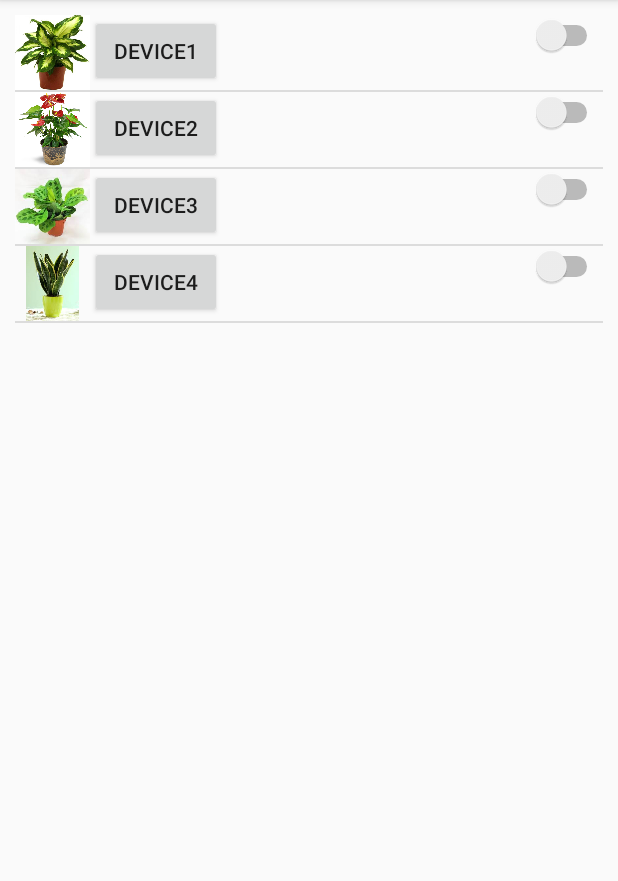
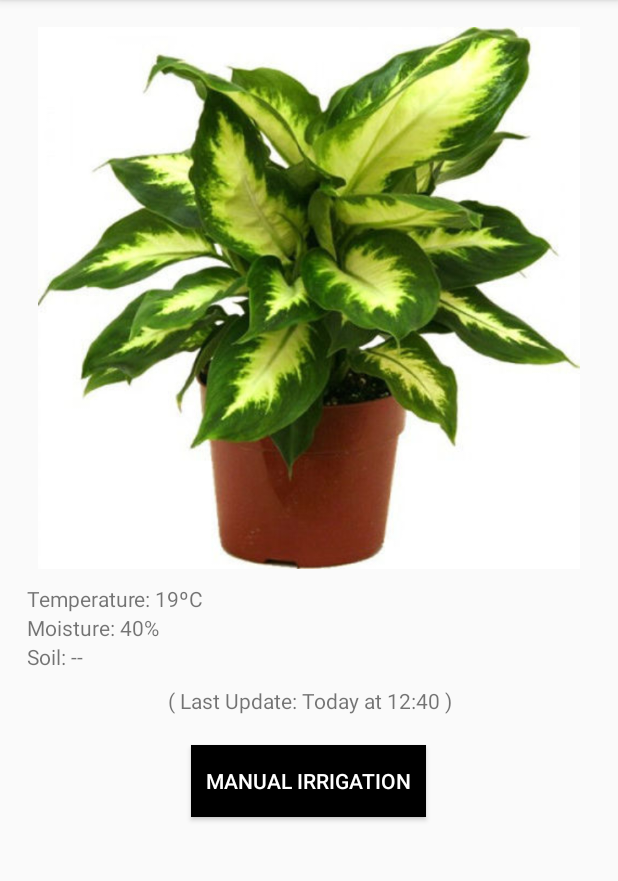
Before and after one commit to GarduinoTeam/Garduino, an Android app: the screen it shows after launch (MainActivity before the commit, DeviceProfile after it), on a phone screen of 412 x 824 dp, the part 84-965 px from its top. Run offline under Robolectric (Android 15) with nearby library versions, the light colour scheme and no system bars.

Commit message:
Implemented functionalities buttons and new screen

```diff
--- a/GarduinoAndroid/app/src/main/AndroidManifest.xml
+++ b/GarduinoAndroid/app/src/main/AndroidManifest.xml
@@ -9,13 +9,15 @@
         android:roundIcon="@mipmap/ic_launcher_round"
         android:supportsRtl="true"
         android:theme="@style/AppTheme">
-        <activity android:name=".MainActivity">
+        <activity android:name=".DeviceProfile">
             <intent-filter>
                 <action android:name="android.intent.action.MAIN" />
 
                 <category android:name="android.intent.category.LAUNCHER" />
             </intent-filter>
         </activity>
+        <activity android:name=".MainActivity"/>
+        <activity android:name=".ManualIrrigation"/>
     </application>
 
 </manifest>
--- /dev/null
+++ b/GarduinoAndroid/app/src/main/java/com/example/garduinoandroid/DeviceProfile.java
@@ -0,0 +1,27 @@
+package com.example.garduinoandroid;
+
+import android.content.Intent;
+import android.os.Bundle;
+import android.view.View;
+import android.widget.Button;
+
+import androidx.appcompat.app.AppCompatActivity;
+
+public class DeviceProfile extends AppCompatActivity implements View.OnClickListener
+{
+    private Button show_information;
+    @Override
+    protected void onCreate(Bundle savedInstanceState) {
+        super.onCreate(savedInstanceState);
+        setContentView(R.layout.device_profile);
+
+        show_information = (Button) findViewById(R.id.button1);
+        show_information.setOnClickListener(this);
+    }
+
+    @Override
+    public void onClick(View v) {
+        Intent intent = new Intent(this, ManualIrrigation.class);
+        startActivity(intent);
+    }
+}
--- a/GarduinoAndroid/app/src/main/java/com/example/garduinoandroid/MyListAdapter.java
+++ b/GarduinoAndroid/app/src/main/java/com/example/garduinoandroid/MyListAdapter.java
@@ -2,9 +2,11 @@ package com.example.garduinoandroid;
 
 import android.app.Activity;
 
+import android.content.Intent;
 import android.view.LayoutInflater;
 import android.view.View;
 import android.view.ViewGroup;
+import android.widget.AdapterView;
 import android.widget.ArrayAdapter;
 import android.widget.Button;
 import android.widget.ImageView;
@@ -25,15 +27,16 @@ public class MyListAdapter extends ArrayAdapter {
     }
 
     public View getView(int position, View view, ViewGroup parent) {
+
         LayoutInflater inflater = context.getLayoutInflater();
         View rowView = inflater.inflate(R.layout.deviceslist, null, true);
 
         Button titleText = (Button) rowView.findViewById(R.id.ButtonDevice);
         ImageView imageView = (ImageView) rowView.findViewById(R.id.ImagePlant);
 
-
         titleText.setText(maintitle[position]);
         imageView.setImageResource(imgid[position]);
+
         return rowView;
     }
 }
--- /dev/null
+++ b/GarduinoAndroid/app/src/main/res/layout/device_profile.xml
@@ -0,0 +1,51 @@
+<?xml version="1.0" encoding="utf-8"?>
+<LinearLayout xmlns:android="http://schemas.android.com/apk/res/android"
+    xmlns:app="http://schemas.android.com/apk/res-auto"
+    android:orientation="vertical" android:layout_width="match_parent"
+    android:layout_height="match_parent"
+    android:layout_margin="18dp">
+
+    <ImageView
+        android:id="@+id/imageView"
+        android:layout_width="wrap_content"
+        android:layout_height="361dp"
+        android:layout_marginBottom="10dp"
+        app:srcCompat="@drawable/plant1"
+
+        />
+
+    <TextView
+        android:layout_width="match_parent"
+        android:layout_height="wrap_content"
+        android:text="Temperature: 19ºC"/>
+
+    <TextView
+        android:layout_width="match_parent"
+        android:layout_height="wrap_content"
+        android:text="Moisture: 40%"/>
+
+    <TextView
+        android:layout_width="match_parent"
+        android:layout_height="wrap_content"
+        android:text="Soil: --"/>
+
+    <TextView
+        android:layout_width="match_parent"
+        android:layout_height="wrap_content"
+        android:text="( Last Update: Today at 12:40 )"
+        android:layout_marginTop="10dp"
+        android:layout_marginBottom="20dp"
+        android:gravity="center"
+        />
+
+    <Button
+        android:id="@+id/button1"
+        android:layout_width="wrap_content"
+        android:layout_height="wrap_content"
+        android:text="MANUAL IRRIGATION"
+        android:textColor="#FFFFFF"
+        android:background="#000000"
+        android:padding="10dp"
+        android:layout_gravity="center"
+        />
+</LinearLayout>
--- /dev/null
+++ b/GarduinoAndroid/app/src/main/res/layout/manual_irrigation.xml
@@ -0,0 +1,6 @@
+<?xml version="1.0" encoding="utf-8"?>
+<LinearLayout xmlns:android="http://schemas.android.com/apk/res/android"
+    android:orientation="vertical" android:layout_width="match_parent"
+    android:layout_height="match_parent">
+
+</LinearLayout>
```
Also changed, not shown: GarduinoAndroid/app/src/main/java/com/example/garduinoandroid/MainActivity.java (+31 -23 lines), GarduinoAndroid/app/src/main/java/com/example/garduinoandroid/ManualIrrigation.java (added, +14 -0 lines), GarduinoAndroid/app/src/main/res/layout/deviceslist.xml (+7 -1 lines).
